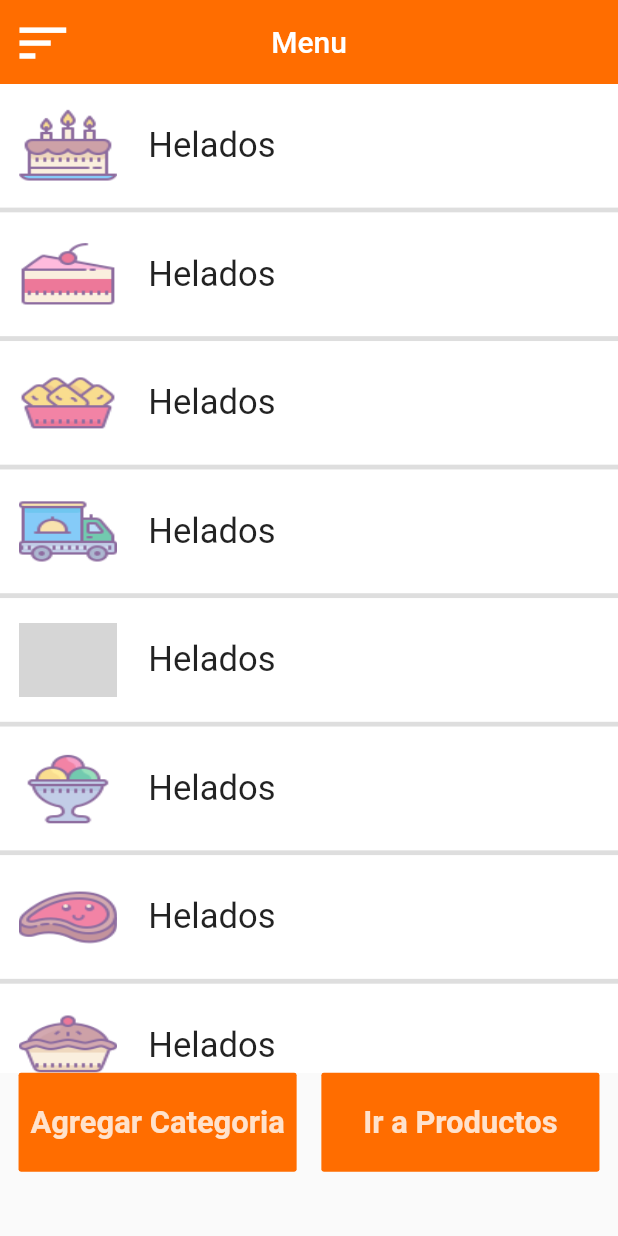
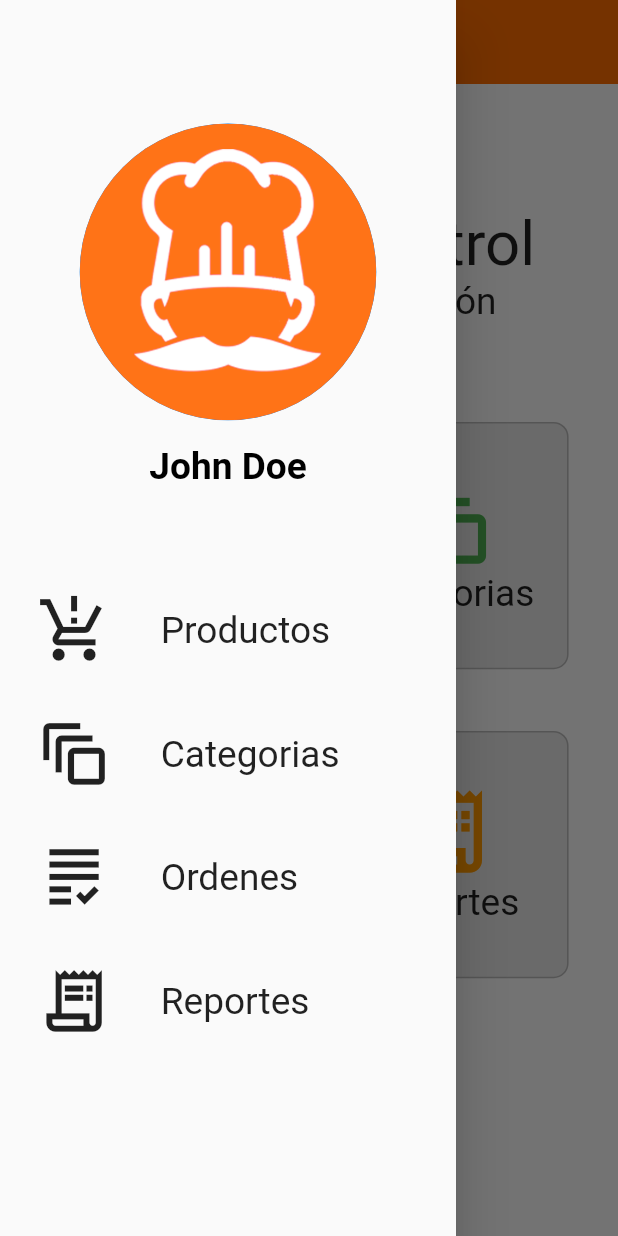
Before and after one commit to javierrrrrrrrrrrr/food_admin, a Flutter app: the screen it shows after launch, after a tap on "Login", after a tap on the "sort" icon, on a phone screen of 412 x 824 dp. Run offline on Flutter 3.47's test engine with Material 2 defaults, Android fonts, the phone set to English and light mode, and no system bars; drawn by our look-alikes of flutter_slidable; our stand-ins replace bloc, equatable; missing offline and left inert: data_connection_checker_tv; grey boxes are pictures that could not be loaded.

Commit message:
otros cambios

```diff
--- a/lib/features/auth/presentation/widgets/custom_buttom.dart
+++ b/lib/features/auth/presentation/widgets/custom_buttom.dart
@@ -1,7 +1,7 @@
 import 'package:flutter/material.dart';
 
 import '../../../../core/constantes/constantes.dart';
-import '../../../categories/presentation/pages/home_categories_page.dart';
+import '../../../main_components/pages/control_page.dart';
 
 class CustomLoginButtom extends StatelessWidget {
   const CustomLoginButtom({
@@ -22,10 +22,8 @@ class CustomLoginButtom extends StatelessWidget {
         color: kprymaricolor,
         onPressed: () {
           //navegar con creacion de ruta
-          Navigator.pushReplacement(
-              context,
-              MaterialPageRoute(
-                  builder: (context) => const HomeCategoriesPage()));
+          Navigator.pushReplacement(context,
+              MaterialPageRoute(builder: (context) => const ControlPage()));
         },
         child: Center(
           child: Text(
--- /dev/null
+++ b/lib/features/main_components/pages/control_page.dart
@@ -0,0 +1,94 @@
+import 'package:flutter/material.dart';
+import 'package:food_admin/features/categories/presentation/pages/home_categories_page.dart';
+import 'package:food_admin/features/main_components/widgets/custom_appbar.dart';
+
+import '../../orders/presentation/pages/home_orders_page.dart';
+import '../widgets/custom_drawer.dart';
+import '../widgets/option_menu_container.dart';
+
+class ControlPage extends StatelessWidget {
+  const ControlPage({Key? key}) : super(key: key);
+
+  @override
+  Widget build(BuildContext context) {
+    final size = MediaQuery.of(context).size;
+    return Scaffold(
+      drawer: const CustomDrawer(),
+      appBar: const CustomAppbar(
+        icono: Icons.sort,
+        //  title: "Panel de Control",
+      ),
+      body: Padding(
+        padding: EdgeInsets.symmetric(horizontal: size.width * 0.07),
+        child: Column(
+          // mainAxisAlignment: MainAxisAlignment.spaceBetween,
+          children: [
+            SizedBox(
+              height: size.height * 0.1,
+            ),
+            Text(
+              " Panel de Control ",
+              style: TextStyle(fontSize: size.height * 0.05),
+            ),
+            Text(
+              "Seleccione una Opción",
+              style: TextStyle(fontSize: size.height * 0.03),
+            ),
+            SizedBox(
+              height: size.height * 0.08,
+            ),
+            Row(
+              children: [
+                const OptionMenuContainer(
+                  name: "Productos",
+                  bigicon: Icons.production_quantity_limits,
+                  color: Colors.blue,
+                ),
+                SizedBox(
+                  width: size.width * 0.05,
+                ),
+                OptionMenuContainer(
+                  onPressed: () {
+                    Navigator.push(
+                        context,
+                        MaterialPageRoute(
+                            builder: (context) => const HomeCategoriesPage()));
+                  },
+                  name: "Categorias",
+                  bigicon: Icons.auto_awesome_motion_outlined,
+                  color: Colors.green,
+                ),
+              ],
+            ),
+            SizedBox(
+              height: size.height * 0.05,
+            ),
+            Row(
+              children: [
+                OptionMenuContainer(
+                  onPressed: () {
+                    Navigator.push(
+                        context,
+                        MaterialPageRoute(
+                            builder: (context) => const HomeOrderPage()));
+                  },
+                  name: "Ordenes",
+                  bigicon: Icons.grading_outlined,
+                  color: Colors.pink,
+                ),
+                SizedBox(
+                  width: size.width * 0.05,
+                ),
+                const OptionMenuContainer(
+                  name: "Reportes",
+                  bigicon: Icons.receipt_long_outlined,
+                  color: Colors.orange,
+                ),
+              ],
+            )
+          ],
+        ),
+      ),
+    );
+  }
+}
--- a/lib/features/main_components/widgets/custom_appbar.dart
+++ b/lib/features/main_components/widgets/custom_appbar.dart
@@ -5,20 +5,51 @@ class CustomAppbar extends StatelessWidget implements PreferredSizeWidget {
     Key? key,
     this.title,
     required this.icono,
+    this.toolbar,
   }) : super(key: key);
 
   final String? title;
   final IconData icono;
+  final bool? toolbar;
 
   @override
   Widget build(BuildContext context) {
     final size = MediaQuery.of(context).size;
     return AppBar(
+      //toolbar
+      bottom: toolbar == true
+          ? TabBar(
+              tabs: [
+                Tab(
+                  child: Text(
+                    "Nuevas",
+                    style: TextStyle(fontSize: size.height * 0.023),
+                  ),
+                ),
+                Tab(
+                  child: Text(
+                    "En Proceso",
+                    style: TextStyle(fontSize: size.height * 0.023),
+                  ),
+                ),
+                Tab(
+                  child: Text(
+                    "Pasadas",
+                    style: TextStyle(fontSize: size.height * 0.023),
+                  ),
+                ),
+              ],
+            )
+          : null,
+
       centerTitle: true,
       title: title != null ? Text(title!) : null,
       leading: IconButton(
           color: Colors.white,
-          onPressed: () {},
+          onPressed: () {
+            //abrir el drawer
+            Scaffold.of(context).openDrawer();
+          },
           icon: Icon(
             icono,
             size: size.width * 0.1,
@@ -29,7 +60,13 @@ class CustomAppbar extends StatelessWidget implements PreferredSizeWidget {
   @override
   // TODO: implement preferredSize
   Size get preferredSize {
-    return const Size.fromHeight(kToolbarHeight);
+    Size dimesion;
+
+    toolbar == true
+        ? dimesion = const Size.fromHeight(kToolbarHeight * 2.1)
+        : dimesion = const Size.fromHeight(kToolbarHeight);
+
+    return dimesion;
   }
   //throw UnimplementedError();
 }
--- /dev/null
+++ b/lib/features/main_components/widgets/custom_drawer.dart
@@ -0,0 +1,111 @@
+import 'package:flutter/material.dart';
+
+class CustomDrawer extends StatelessWidget {
+  const CustomDrawer({
+    Key? key,
+  }) : super(key: key);
+
+  @override
+  Widget build(BuildContext context) {
+    final size = MediaQuery.of(context).size;
+    return Drawer(
+        child: Column(
+      children: [
+        const PictureDrawerContainer(),
+        SizedBox(
+          height: size.height * 0.06,
+        ),
+        const DrawerColumnBody(),
+      ],
+    ));
+  }
+}
+
+class DrawerColumnBody extends StatelessWidget {
+  const DrawerColumnBody({
+    Key? key,
+  }) : super(key: key);
+
+  @override
+  Widget build(BuildContext context) {
+    return Expanded(
+        child: Column(
+      children: const [
+        DrawerRow(
+          icon: Icons.production_quantity_limits,
+          texto: "Productos",
+        ),
+        DrawerRow(
+            icon: Icons.auto_awesome_motion_outlined, texto: "Categorias"),
+        DrawerRow(icon: Icons.grading_outlined, texto: "Ordenes"),
+        DrawerRow(icon: Icons.receipt_long_outlined, texto: "Reportes"),
+      ],
+    ));
+  }
+}
+
+class DrawerRow extends StatelessWidget {
+  const DrawerRow({
+    Key? key,
+    required this.icon,
+    required this.texto,
+  }) : super(key: key);
+
+  final IconData icon;
+  final String texto;
+
+  @override
+  Widget build(BuildContext context) {
+    final size = MediaQuery.of(context).size;
+    return Padding(
+      padding: EdgeInsets.symmetric(vertical: size.width * 0.04),
+      child: Row(
+        // mainAxisAlignment: MainAxisAlignment.center,
+        children: [
+          SizedBox(
+            width: size.width * 0.06,
+          ),
+          Icon(
+            icon,
+            size: size.height * 0.06,
+          ),
+          SizedBox(
+            width: size.width * 0.08,
+          ),
+          Text(texto, style: TextStyle(fontSize: size.height * 0.03)),
+        ],
+      ),
+    );
+  }
+}
+
+class PictureDrawerContainer extends StatelessWidget {
+  const PictureDrawerContainer({
+    Key? key,
+  }) : super(key: key);
+
+  @override
+  Widget build(BuildContext context) {
+    final size = MediaQuery.of(context).size;
+    return SizedBox(
+      //color: Colors.red,
+      height: size.height * 0.4,
+      width: size.width,
+      child: Column(children: [
+        SizedBox(height: size.height * 0.1),
+        CircleAvatar(
+          radius: size.height * 0.12,
+          backgroundImage: const AssetImage('assets/icon.png'),
+        ),
+        SizedBox(height: size.height * 0.02),
+        Text(
+          'John Doe',
+          style: TextStyle(
+              fontSize: size.height * 0.03,
+              color: Colors.black,
+              fontWeight: FontWeight.bold),
+        ),
+      ]),
+    );
+  }
+}
--- /dev/null
+++ b/lib/features/main_components/widgets/option_menu_container.dart
@@ -0,0 +1,70 @@
+import 'package:flutter/material.dart';
+
+class OptionMenuContainer extends StatelessWidget {
+  const OptionMenuContainer({
+    Key? key,
+    required this.name,
+    required this.bigicon,
+    required this.color,
+    this.onPressed,
+  }) : super(key: key);
+
+  final String name;
+  final IconData bigicon;
+  final Color color;
+  final void Function()? onPressed;
+
+  @override
+  Widget build(BuildContext context) {
+    final size = MediaQuery.of(context).size;
+    return GestureDetector(
+      onTap: onPressed,
+      child: Container(
+        height: size.height * 0.2,
+        width: size.width * 0.4,
+        decoration: BoxDecoration(
+            //borde al contenedro
+            border: Border.all(
+              color: Colors.black.withOpacity(0.2),
+            ),
+            color: Colors.grey.withOpacity(0.2),
+            borderRadius: BorderRadius.circular(10)),
+        child: Column(
+          children: [
+            SizedBox(height: size.height * 0.04),
+            Icon(
+              bigicon,
+              color: color,
+              size: size.height * 0.08,
+            ),
+            Text(
+              name,
+              style: TextStyle(fontSize: size.height * 0.03),
+            ),
+            // Row(
+            //   mainAxisAlignment: MainAxisAlignment.center,
+            //   children: [
+            //     Icon(
+            //       Icons.delete,
+            //       color: Colors.red.withOpacity(0.8),
+            //     ),
+            //     Icon(
+            //       Icons.add,
+            //       color: Colors.blue.withOpacity(0.8),
+            //     ),
+            //     Icon(
+            //       Icons.edit,
+            //       color: Colors.green.withOpacity(0.8),
+            //     ),
+            //     Icon(
+            //       Icons.mark_chat_read_sharp,
+            //       color: Colors.yellow.withOpacity(0.8),
+            //     ),
+            //   ],
+            // )
+          ],
+        ),
+      ),
+    );
+  }
+}
--- /dev/null
+++ b/lib/features/orders/presentation/Widgets/new_order_page.dart
@@ -0,0 +1,12 @@
+import 'package:flutter/material.dart';
+
+class NewOrderPage extends StatelessWidget {
+  const NewOrderPage({Key? key}) : super(key: key);
+
+  @override
+  Widget build(BuildContext context) {
+    return const Center(
+      child: Text("NewOrderPage"),
+    );
+  }
+}
--- /dev/null
+++ b/lib/features/orders/presentation/Widgets/ongoing_order_page.dart
@@ -0,0 +1,12 @@
+import 'package:flutter/material.dart';
+
+class OngoingOrderPage extends StatelessWidget {
+  const OngoingOrderPage({Key? key}) : super(key: key);
+
+  @override
+  Widget build(BuildContext context) {
+    return const Center(
+      child: Text("OngoingOrderPage"),
+    );
+  }
+}
--- /dev/null
+++ b/lib/features/orders/presentation/Widgets/past_order_page.dart
@@ -0,0 +1,12 @@
+import 'package:flutter/material.dart';
+
+class PastOrderPage extends StatelessWidget {
+  const PastOrderPage({Key? key}) : super(key: key);
+
+  @override
+  Widget build(BuildContext context) {
+    return const Center(
+      child: Text("PastOrderPage"),
+    );
+  }
+}
--- /dev/null
+++ b/lib/features/orders/presentation/pages/home_orders_page.dart
@@ -0,0 +1,26 @@
+import 'package:flutter/material.dart';
+import 'package:food_admin/features/main_components/widgets/custom_appbar.dart';
+
+import '../Widgets/new_Order_page.dart';
+import '../Widgets/ongoing_order_page.dart';
+import '../Widgets/past_order_page.dart';
+
+class HomeOrderPage extends StatelessWidget {
+  const HomeOrderPage({Key? key}) : super(key: key);
+
+  @override
+  Widget build(BuildContext context) {
+    return const DefaultTabController(
+      length: 3,
+      child: Scaffold(
+        appBar:
+            CustomAppbar(icono: Icons.sort, toolbar: true, title: "Ordenes"),
+        body: TabBarView(children: [
+          NewOrderPage(),
+          OngoingOrderPage(),
+          PastOrderPage(),
+        ]),
+      ),
+    );
+  }
+}
--- /dev/null
+++ b/lib/features/products/presentation/pages/home_product_page.dart
@@ -0,0 +1,10 @@
+import 'package:flutter/material.dart';
+
+class HomeProductsPage extends StatelessWidget {
+  const HomeProductsPage({Key? key}) : super(key: key);
+
+  @override
+  Widget build(BuildContext context) {
+    return Container();
+  }
+}
```
Also changed, not shown: assets/images.png (added).
